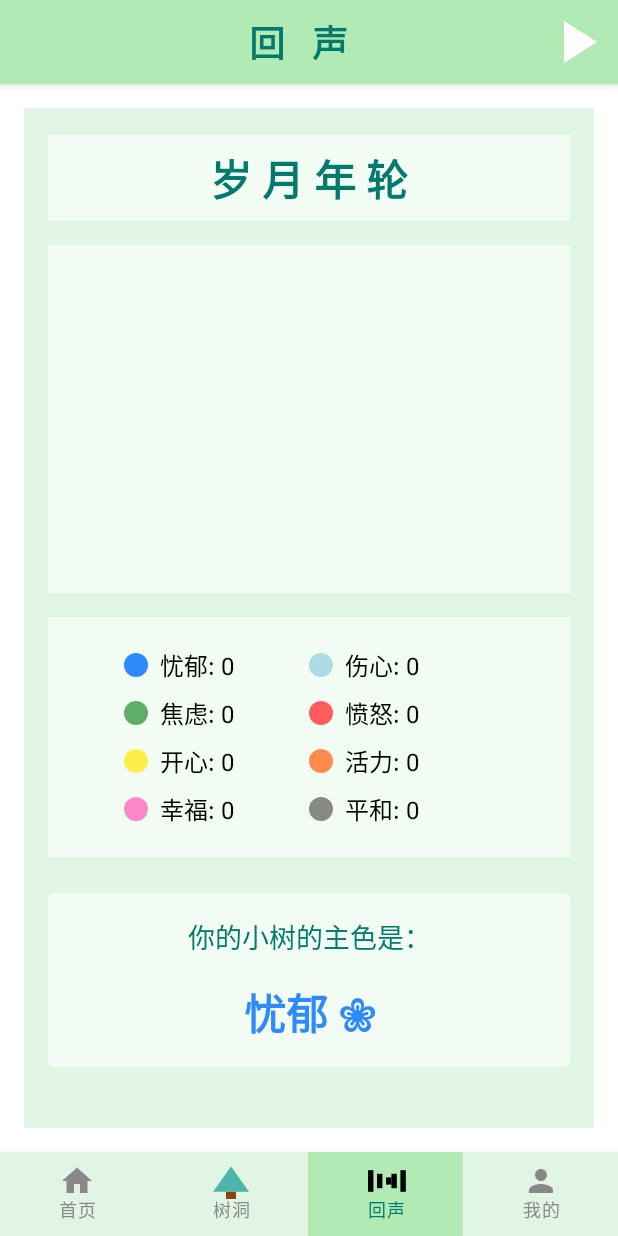
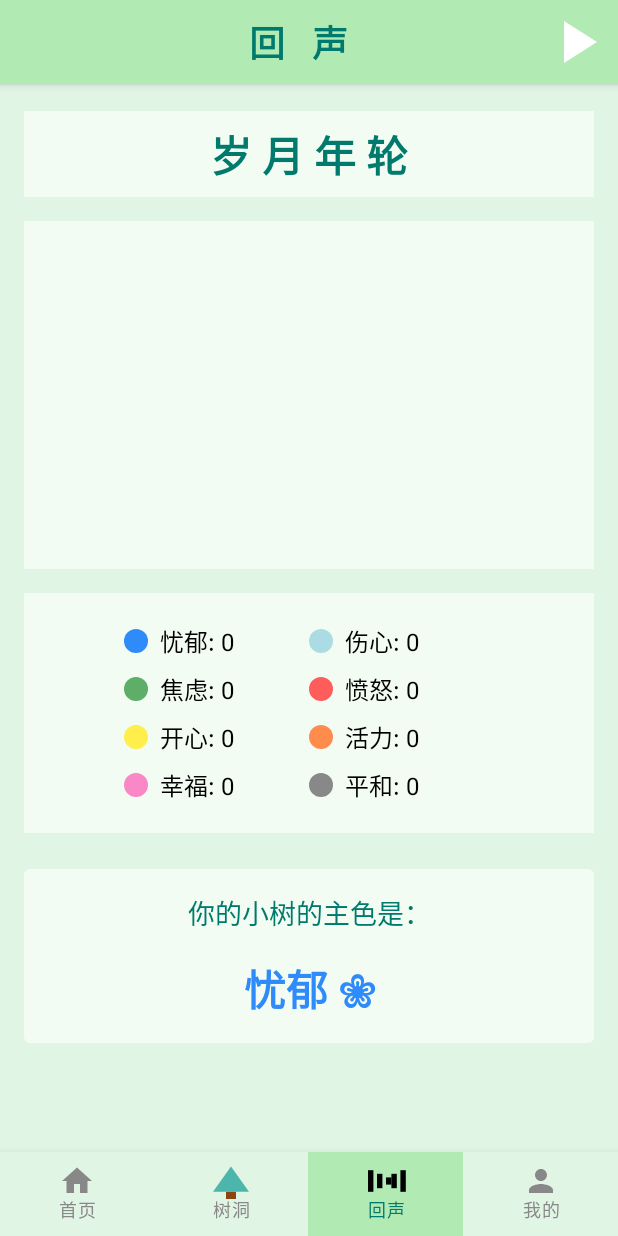
Before and after one commit to Amber101213/SimpleTreeHole, an Android app built with Jetpack Compose: the EchoActivity screen opened directly, with no data from a screen before it, on a phone screen of 412 x 824 dp. Run offline under Robolectric (Android 15) with nearby library versions, the phone set to English and light mode, and no system bars.

Commit message:
TreeHole-Debug-AboutInput-241220

```diff
--- a/src/main/java/com/example/zyl_241213_1/EchoActivity.kt
+++ b/src/main/java/com/example/zyl_241213_1/EchoActivity.kt
@@ -35,6 +35,7 @@ import androidx.compose.runtime.mutableStateOf
 //import androidx.compose.runtime.remember
 import androidx.compose.material.icons.filled.PlayArrow
 import android.media.MediaPlayer
+import androidx.compose.foundation.lazy.LazyColumn
 
 class EchoActivity : ComponentActivity() {
     private lateinit var sharedPreferences: SharedPreferences
@@ -196,14 +197,13 @@ class EchoActivity : ComponentActivity() {
                 }
             },
             content = { paddingValues ->
-                Column(
+                LazyColumn(
                     modifier = Modifier
                         .fillMaxSize()
                         .padding(paddingValues)
-                        .padding(16.dp)
                         .background(Color(0xFFE1F5E5)), // 设置整体背景
-                    horizontalAlignment = Alignment.CenterHorizontally, // 确保子组件水平居中
                 ) {
+                    item {
                         Spacer(modifier = Modifier.height(10.dp))
                         // 年轮标题部分
                         Box(
@@ -222,9 +222,9 @@ class EchoActivity : ComponentActivity() {
                                 modifier = Modifier.padding(8.dp)
                             )
                         }
+                    }
 
-                    //Spacer(modifier = Modifier.height(20.dp))
-
+                    item {
                         // 环形图部分
                         Box(
                             modifier = Modifier
@@ -237,7 +237,9 @@ class EchoActivity : ComponentActivity() {
                         ) {
                             DrawMoodChart(moodsCount)
                         }
+                    }
 
+                    item {
                         // 心情统计列表部分
                         Box(
                             modifier = Modifier
@@ -250,7 +252,9 @@ class EchoActivity : ComponentActivity() {
                         ) {
                             MoodStatisticsList(moodsCount)
                         }
+                    }
 
+                    item {
                         // 显示数量最多的心情及其颜色
                         Column(
                             modifier = Modifier
@@ -278,6 +282,7 @@ class EchoActivity : ComponentActivity() {
                                 modifier = Modifier.padding(vertical = 8.dp) // 增加上下间距
                             )
                             Spacer(modifier = Modifier.height(8.dp))
+                        }
                     }
                 }
             }
```
Also changed, not shown: src/main/java/com/example/zyl_241213_1/ConfideActivity.kt (+17 -1 lines), src/main/java/com/example/zyl_241213_1/RecordDetailActivity.kt (+26 -3 lines), 3 other files. Lines whose indentation alone changed are shown as unchanged.
